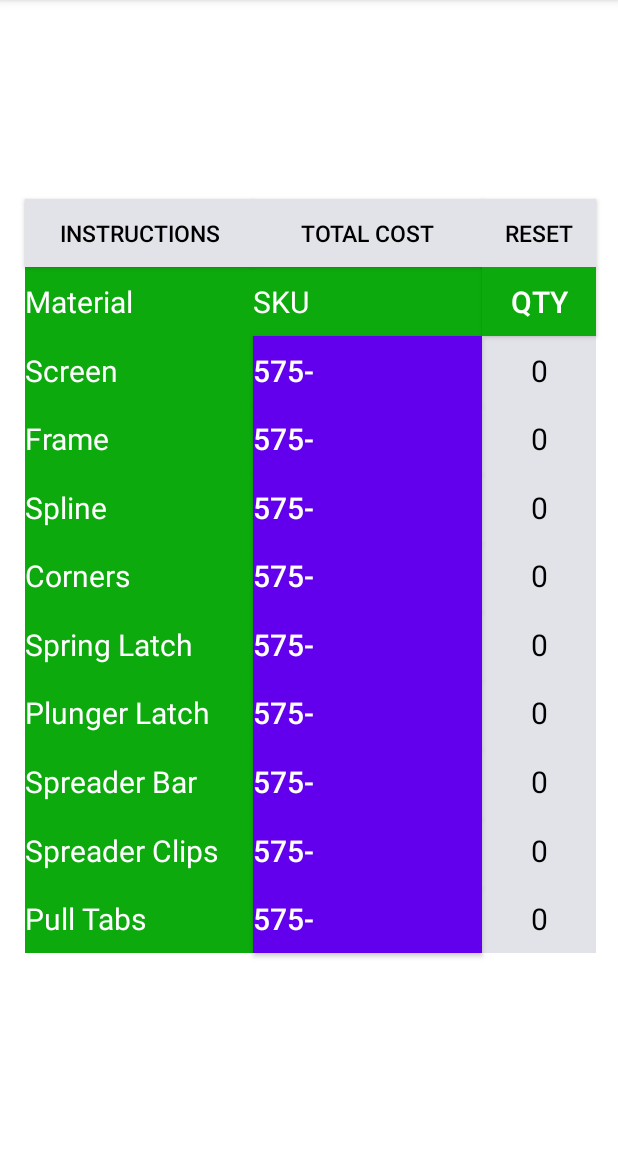
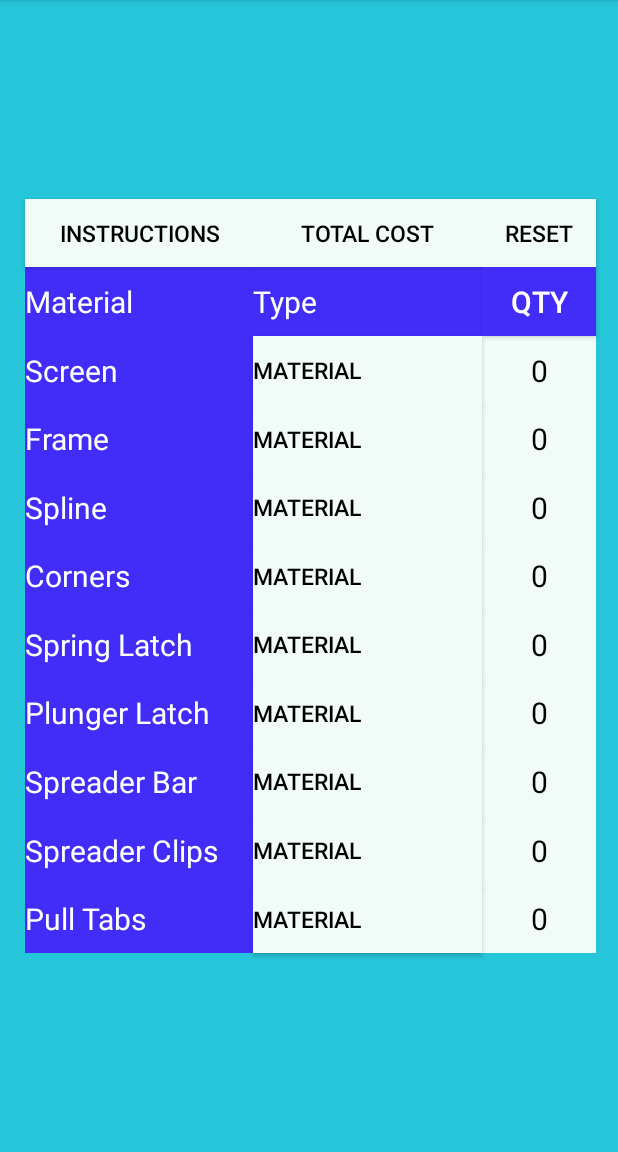
Before and after one commit to StringJoe/menards_screen_repair, an Android app: the screenMaterials screen opened directly, with no data from a screen before it, on a phone screen of 412 x 824 dp, the part 84-1236 px from its top. Run offline under Robolectric (Android 15) with nearby library versions, the phone set to English and light mode, and no system bars.

Commit message:
changed design of app and fixed bugs in frameMeasurement and screen size files

```diff
--- a/app/src/main/res/layout/activity_screen_materials.xml
+++ b/app/src/main/res/layout/activity_screen_materials.xml
@@ -4,7 +4,7 @@
     xmlns:tools="http://schemas.android.com/tools"
     android:layout_width="match_parent"
     android:layout_height="match_parent"
-    android:background="@color/white"
+    android:background="@color/background"
     tools:context=".screenMaterials">
 
     <androidx.constraintlayout.widget.Guideline
@@ -39,7 +39,7 @@
         android:id="@+id/instructionsBtn"
         android:layout_width="0dp"
         android:layout_height="0dp"
-        android:background="@color/material_dynamic_neutral90"
+        android:background="@color/grey"
         android:gravity="center_horizontal|center_vertical"
         android:text="Instructions"
         android:textColor="@color/black"
@@ -216,7 +216,7 @@
         android:id="@+id/costScreen"
         android:layout_width="0dp"
         android:layout_height="0dp"
-        android:background="@color/material_dynamic_neutral90"
+        android:background="@color/grey"
         android:gravity="center_horizontal|center_vertical"
         android:text="Total Cost"
         android:textColor="@color/black"
@@ -235,7 +235,7 @@
         android:layout_height="0dp"
         android:background="@color/menards_green"
         android:gravity="center_vertical"
-        android:text="SKU"
+        android:text="Type"
         android:textColor="@color/white"
         android:textSize="20sp"
         app:layout_constraintBottom_toTopOf="@+id/screenBtn"
@@ -249,12 +249,13 @@
         android:id="@+id/screenBtn"
         android:layout_width="0dp"
         android:layout_height="0dp"
-        android:background="@color/purple_500"
+        android:background="@color/second_color"
         android:gravity="center_vertical"
         android:onClick="screenMaterial"
-        android:text="575-"
-        android:textColor="@color/white"
-        android:textSize="20sp"
+        android:text="Material"
+        android:textColor="@color/black"
+        android:textColorHint="@color/black"
+        android:textSize="15sp"
         app:layout_constraintBottom_toTopOf="@+id/frameBtn"
         app:layout_constraintDimensionRatio="1:0.3"
         app:layout_constraintEnd_toEndOf="@id/guide2_1"
@@ -266,12 +267,13 @@
         android:id="@+id/frameBtn"
         android:layout_width="0dp"
         android:layout_height="0dp"
-        android:background="@color/purple_500"
+        android:background="@color/second_color"
         android:gravity="center_vertical"
         android:onClick="frameMaterial"
-        android:text="575-"
-        android:textColor="@color/white"
-        android:textSize="20sp"
+        android:text="Material"
+        android:textColor="@color/black"
+        android:textColorHint="@color/black"
+        android:textSize="15sp"
         app:layout_constraintBottom_toTopOf="@+id/splineBtn"
         app:layout_constraintDimensionRatio="1:0.3"
         app:layout_constraintEnd_toEndOf="@id/guide2_1"
@@ -283,12 +285,13 @@
         android:id="@+id/splineBtn"
         android:layout_width="0dp"
         android:layout_height="0dp"
-        android:background="@color/purple_500"
+        android:background="@color/second_color"
         android:gravity="center_vertical"
         android:onClick="splineMaterial"
-        android:text="575-"
-        android:textColor="@color/white"
-        android:textSize="20sp"
+        android:text="Material"
+        android:textColor="@color/black"
+        android:textColorHint="@color/black"
+        android:textSize="15sp"
         app:layout_constraintBottom_toTopOf="@+id/cornerBtn"
         app:layout_constraintDimensionRatio="1:0.3"
         app:layout_constraintEnd_toEndOf="@id/guide2_1"
@@ -300,12 +303,13 @@
         android:id="@+id/cornerBtn"
         android:layout_width="0dp"
         android:layout_height="0dp"
-        android:background="@color/purple_500"
+        android:background="@color/second_color"
         android:gravity="center_vertical"
         android:onClick="cornerMaterial"
-        android:text="575-"
-        android:textColor="@color/white"
-        android:textSize="20sp"
+        android:text="Material"
+        android:textColor="@color/black"
+        android:textColorHint="@color/black"
+        android:textSize="15sp"
         app:layout_constraintBottom_toTopOf="@+id/springBtn"
         app:layout_constraintDimensionRatio="1:0.3"
         app:layout_constraintEnd_toEndOf="@id/guide2_1"
@@ -317,12 +321,13 @@
         android:id="@+id/springBtn"
         android:layout_width="0dp"
         android:layout_height="0dp"
-        android:background="@color/purple_500"
+        android:background="@color/second_color"
         android:gravity="center_vertical"
         android:onClick="springMaterial"
-        android:text="575-"
-        android:textColor="@color/white"
-        android:textSize="20sp"
+        android:text="Material"
+        android:textColor="@color/black"
+        android:textColorHint="@color/black"
+        android:textSize="15sp"
         app:layout_constraintBottom_toTopOf="@+id/plungerBtn"
         app:layout_constraintDimensionRatio="1:0.3"
         app:layout_constraintEnd_toEndOf="@id/guide2_1"
@@ -334,11 +339,12 @@
         android:id="@+id/plungerBtn"
         android:layout_width="0dp"
         android:layout_height="0dp"
-        android:background="@color/purple_500"
+        android:background="@color/second_color"
         android:gravity="center_vertical"
-        android:text="575-"
-        android:textColor="@color/white"
-        android:textSize="20sp"
+        android:text="Material"
+        android:textColor="@color/black"
+        android:textColorHint="@color/black"
+        android:textSize="15sp"
         app:layout_constraintBottom_toTopOf="@+id/spreaderBarBtn"
         app:layout_constraintDimensionRatio="1:0.3"
         app:layout_constraintEnd_toEndOf="@id/guide2_1"
@@ -350,12 +356,13 @@
         android:id="@+id/spreaderBarBtn"
         android:layout_width="0dp"
         android:layout_height="0dp"
-        android:background="@color/purple_500"
+        android:background="@color/second_color"
         android:gravity="center_vertical"
         android:onClick="spreaderBarMaterial"
-        android:text="575-"
-        android:textColor="@color/white"
-        android:textSize="20sp"
+        android:text="Material"
+        android:textColor="@color/black"
+        android:textColorHint="@color/black"
+        android:textSize="15sp"
         app:layout_constraintBottom_toTopOf="@+id/spreaderClipsBtn"
         app:layout_constraintDimensionRatio="1:0.3"
         app:layout_constraintEnd_toEndOf="@id/guide2_1"
@@ -367,11 +374,12 @@
         android:id="@+id/spreaderClipsBtn"
         android:layout_width="0dp"
         android:layout_height="0dp"
-        android:background="@color/purple_500"
+        android:background="@color/second_color"
         android:gravity="center_vertical"
-        android:text="575-"
-        android:textColor="@color/white"
-        android:textSize="20sp"
+        android:text="Material"
+        android:textColor="@color/black"
+        android:textColorHint="@color/black"
+        android:textSize="15sp"
         app:layout_constraintBottom_toTopOf="@+id/pullTabsBtn"
         app:layout_constraintDimensionRatio="1:0.3"
         app:layout_constraintEnd_toEndOf="@id/guide2_1"
@@ -383,11 +391,12 @@
         android:id="@+id/pullTabsBtn"
         android:layout_width="0dp"
         android:layout_height="0dp"
-        android:background="@color/purple_500"
+        android:background="@color/second_color"
         android:gravity="center_vertical"
-        android:text="575-"
-        android:textColor="@color/white"
-        android:textSize="20sp"
+        android:text="Material"
+        android:textColor="@color/black"
+        android:textColorHint="@color/black"
+        android:textSize="15sp"
         app:layout_constraintBottom_toBottomOf="parent"
         app:layout_constraintDimensionRatio="1:0.3"
         app:layout_constraintEnd_toEndOf="@id/guide2_1"
@@ -399,7 +408,7 @@
         android:id="@+id/resetBtn"
         android:layout_width="0dp"
         android:layout_height="0dp"
-        android:background="@color/material_dynamic_neutral90"
+        android:background="@color/grey"
         android:gravity="center_vertical|center_horizontal"
         android:text="Reset"
         android:textColor="@color/black"
@@ -432,7 +441,7 @@
         android:id="@+id/screenQty"
         android:layout_width="0dp"
         android:layout_height="0dp"
-        android:background="@color/material_dynamic_neutral90"
+        android:background="@color/grey"
         android:gravity="center_vertical|center_horizontal"
         android:text="0"
         android:textColor="@color/black"
@@ -448,7 +457,7 @@
         android:id="@+id/frameQty"
         android:layout_width="0dp"
         android:layout_height="0dp"
-        android:background="@color/material_dynamic_neutral90"
+        android:background="@color/grey"
         android:gravity="center_vertical|center_horizontal"
         android:text="0"
         android:textColor="@color/black"
@@ -464,7 +473,7 @@
         android:id="@+id/splineQty"
         android:layout_width="0dp"
         android:layout_height="0dp"
-        android:background="@color/material_dynamic_neutral90"
+        android:background="@color/grey"
         android:gravity="center_vertical|center_horizontal"
         android:text="0"
         android:textColor="@color/black"
@@ -480,7 +489,7 @@
         android:id="@+id/cornersQty"
         android:layout_width="0dp"
         android:layout_height="0dp"
-        android:background="@color/material_dynamic_neutral90"
+        android:background="@color/grey"
         android:gravity="center_vertical|center_horizontal"
         android:hint="0"
         android:textColor="@color/black"
@@ -497,7 +506,7 @@
         android:id="@+id/springQty"
         android:layout_width="0dp"
         android:layout_height="0dp"
-        android:background="@color/material_dynamic_neutral90"
+        android:background="@color/grey"
         android:gravity="center_vertical|center_horizontal"
         android:hint="0"
         android:textColor="@color/black"
@@ -514,7 +523,7 @@
         android:id="@+id/plungerQty"
         android:layout_width="0dp"
         android:layout_height="0dp"
-        android:background="@color/material_dynamic_neutral90"
+        android:background="@color/grey"
         android:gravity="center_vertical|center_horizontal"
         android:hint="0"
         android:textColor="@color/black"
@@ -531,7 +540,7 @@
         android:id="@+id/spreaderBarQty"
         android:layout_width="0dp"
         android:layout_height="0dp"
-        android:background="@color/material_dynamic_neutral90"
+        android:background="@color/grey"
         android:gravity="center_vertical|center_horizontal"
         android:hint="0"
         android:textColor="@color/black"
@@ -548,7 +557,7 @@
         android:id="@+id/spreaderClipsQty"
         android:layout_width="0dp"
         android:layout_height="0dp"
-        android:background="@color/material_dynamic_neutral90"
+        android:background="@color/grey"
         android:gravity="center_vertical|center_horizontal"
         android:hint="0"
         android:textColor="@color/black"
@@ -565,7 +574,7 @@
         android:id="@+id/pullTabsQty"
         android:layout_width="0dp"
         android:layout_height="0dp"
-        android:background="@color/material_dynamic_neutral90"
+        android:background="@color/grey"
         android:gravity="center_vertical|center_horizontal"
         android:hint="0"
         android:textColor="@color/black"
--- a/app/src/main/res/menu/spline_materials.xml
+++ b/app/src/main/res/menu/spline_materials.xml
@@ -1,75 +1,9 @@
 <?xml version="1.0" encoding="utf-8"?>
 <menu xmlns:android="http://schemas.android.com/apk/res/android">
     <item android:id="@+id/black1"
-        android:title="Black 0.120"/>
-
-    <item android:id="@+id/black2"
-        android:title="Black 0.130"/>
-
-    <item android:id="@+id/black3"
-        android:title="Black 0.140"/>
-
-    <item android:id="@+id/black4"
-        android:title="Black 0.155"/>
-
-    <item android:id="@+id/black5"
-        android:title="Black 0.165"/>
-
-    <item android:id="@+id/black6"
-        android:title="Black 0.175"/>
-
-    <item android:id="@+id/black7"
-        android:title="Black 0.185"/>
-
-    <item android:id="@+id/black8"
-        android:title="Black 0.195"/>
-
-    <item android:id="@+id/black9"
-        android:title="Black 0.210"/>
-
-    <item android:id="@+id/black10"
-        android:title="Black 0.220"/>
-
-    <item android:id="@+id/black11"
-        android:title="Black 0.230"/>
-
-    <item android:id="@+id/black12"
-        android:title="Black 0.250"/>
+        android:title="Black Spline"/>
 
     <item android:id="@+id/gray1"
-        android:title="gray 0.120"/>
-
-    <item android:id="@+id/gray2"
-        android:title="gray 0.130"/>
-
-    <item android:id="@+id/gray3"
-        android:title="gray 0.140"/>
-
-    <item android:id="@+id/gray4"
-        android:title="gray 0.155"/>
-
-    <item android:id="@+id/gray5"
-        android:title="gray 0.165"/>
-
-    <item android:id="@+id/gray6"
-        android:title="gray 0.175"/>
-
-    <item android:id="@+id/gray7"
-        android:title="gray 0.185"/>
-
-    <item android:id="@+id/gray8"
-        android:title="gray 0.195"/>
-
-    <item android:id="@+id/gray9"
-        android:title="gray 0.210"/>
-
-    <item android:id="@+id/gray10"
-        android:title="gray 0.220"/>
-
-    <item android:id="@+id/gray11"
-        android:title="gray 0.230"/>
-
-    <item android:id="@+id/gray12"
-        android:title="gray 0.250"/>
+        android:title="Gray Spline"/>
 
 </menu>
--- a/app/src/main/res/values/colors.xml
+++ b/app/src/main/res/values/colors.xml
@@ -7,5 +7,8 @@
     <color name="teal_700">#FF018786</color>
     <color name="black">#FF000000</color>
     <color name="white">#FFFFFFFF</color>
-    <color name="menards_green">#0CAA0C</color>
+    <color name="menards_green">#412CF8</color>
+    <color name="second_color">#F1FBF7</color>
+    <color name="background">#26C6DA</color>
+    <color name="grey">#F1FBF7</color>
 </resources>
```
Also changed, not shown: app/src/main/java/com/joe/menardsscreenrepair/frameMeasurements.java (+78 -38 lines), app/src/main/java/com/joe/menardsscreenrepair/screenMaterials.java (+85 -107 lines), app/src/main/java/com/joe/menardsscreenrepair/screenSize.java (+16 -11 lines), app/src/main/res/layout/activity_frame_measurements.xml (+29 -25 lines), app/src/main/res/layout/activity_main.xml (+11 -9 lines), app/src/main/res/layout/activity_screen_cost.xml (+14 -12 lines), app/src/main/res/layout/activity_screen_size.xml (+22 -15 lines).
